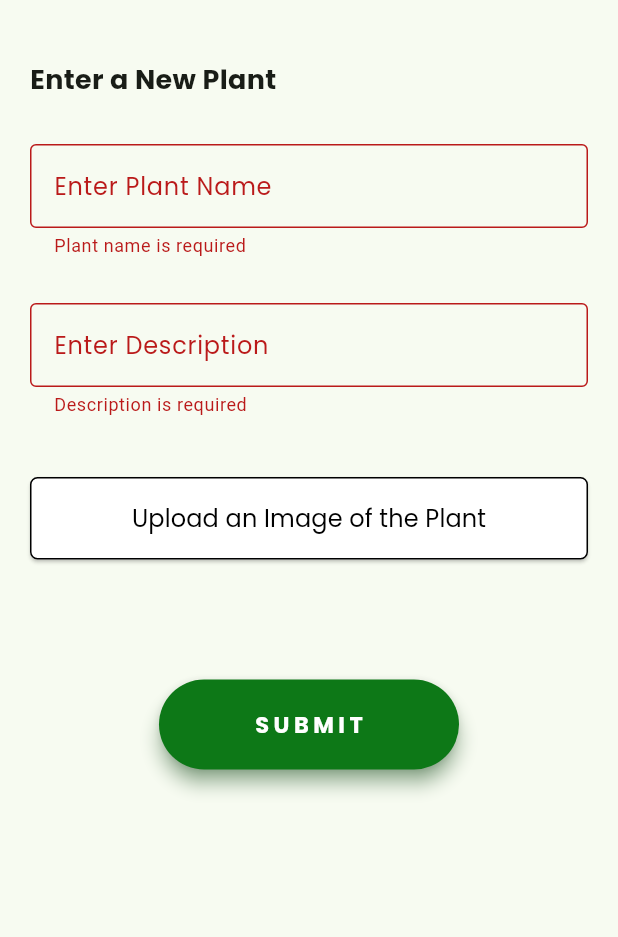
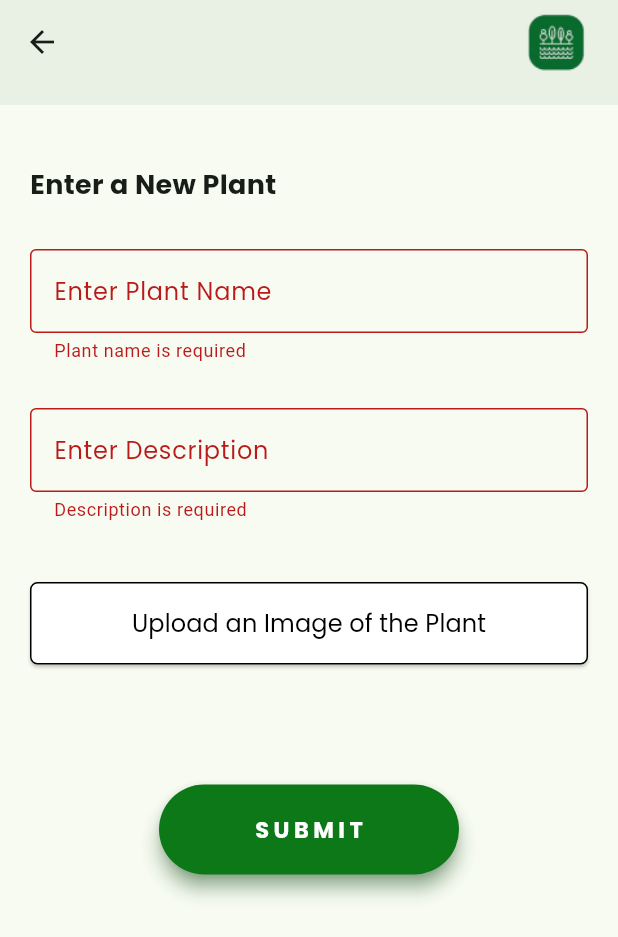
Before and after one commit to cepdnaclk/e19-3yp-Automated-Hydroponic-System, a Flutter app: the NewPlant screen opened directly, on a phone screen of 412 x 824 dp. Shown: the top 937 px of the screen. Run offline on Flutter 3.47's test engine with Material 3 defaults, Android fonts, the phone set to English and light mode, and no system bars; our stand-ins replace image_picker.

Commit message:
Static AppBar

```diff
--- a/Mobile Application/flutter_app/lib/new_plant.dart
+++ b/Mobile Application/flutter_app/lib/new_plant.dart
@@ -1,5 +1,6 @@
 import 'package:flutter/material.dart';
-import 'header.dart';
+import 'package:testapp/static_header.dart';
+//import 'header.dart';
 import 'package:image_picker/image_picker.dart';
 import 'dart:io';
 
@@ -72,7 +73,7 @@ class _NewPlantState extends State<NewPlant> {
   @override
   Widget build(BuildContext context) {
     return Scaffold(
-      //appBar: Header(),
+      appBar: StaticHeader(),
       body: SingleChildScrollView(
         child: Column(
           crossAxisAlignment: CrossAxisAlignment.stretch,
--- a/Mobile Application/flutter_app/lib/plant_details.dart
+++ b/Mobile Application/flutter_app/lib/plant_details.dart
@@ -1,6 +1,7 @@
 import 'package:flutter/material.dart';
 import 'package:testapp/plant_status.dart';
-import 'header.dart';
+import 'package:testapp/static_header.dart';
+//import 'header.dart';
 
 class PlantDetails extends StatefulWidget {
   const PlantDetails({super.key});
@@ -16,6 +17,7 @@ class _PlantDetailsState extends State<PlantDetails> {
 
     return Scaffold(
       //appBar: Header(),
+      appBar: StaticHeader(),
       body: Stack(
         children: [
           Column(
--- a/Mobile Application/flutter_app/lib/plant_status.dart
+++ b/Mobile Application/flutter_app/lib/plant_status.dart
@@ -1,5 +1,6 @@
 import 'package:flutter/material.dart';
-import 'header.dart';
+import 'package:testapp/static_header.dart';
+//import 'header.dart';
 
 class PlantStatus extends StatefulWidget {
   const PlantStatus({super.key});
@@ -14,7 +15,7 @@ class _PlantStatusState extends State<PlantStatus> {
   Widget build(BuildContext context) {
 
     return Scaffold(
-      //appBar: Header(),
+      appBar: StaticHeader(),
     );
   }
 }
--- /dev/null
+++ b/Mobile Application/flutter_app/lib/static_header.dart
@@ -0,0 +1,23 @@
+import 'package:flutter/material.dart';
+
+class StaticHeader extends StatelessWidget implements PreferredSizeWidget {
+  @override
+  Widget build(BuildContext context) {
+    return AppBar(
+      backgroundColor: Color(0xFFE9F1E4),
+      title: Row(
+        mainAxisAlignment: MainAxisAlignment.end,
+        children: [
+          Image.asset(
+            'assets/logo.png', // Replace 'assets/logo.png' with your logo's path
+            width: 50, // Adjust the width as needed
+            height: 50, // Adjust the height as needed
+          ),
+        ],
+      ),
+    );
+  }
+
+  @override
+  Size get preferredSize => Size.fromHeight(70.0);
+}
```
